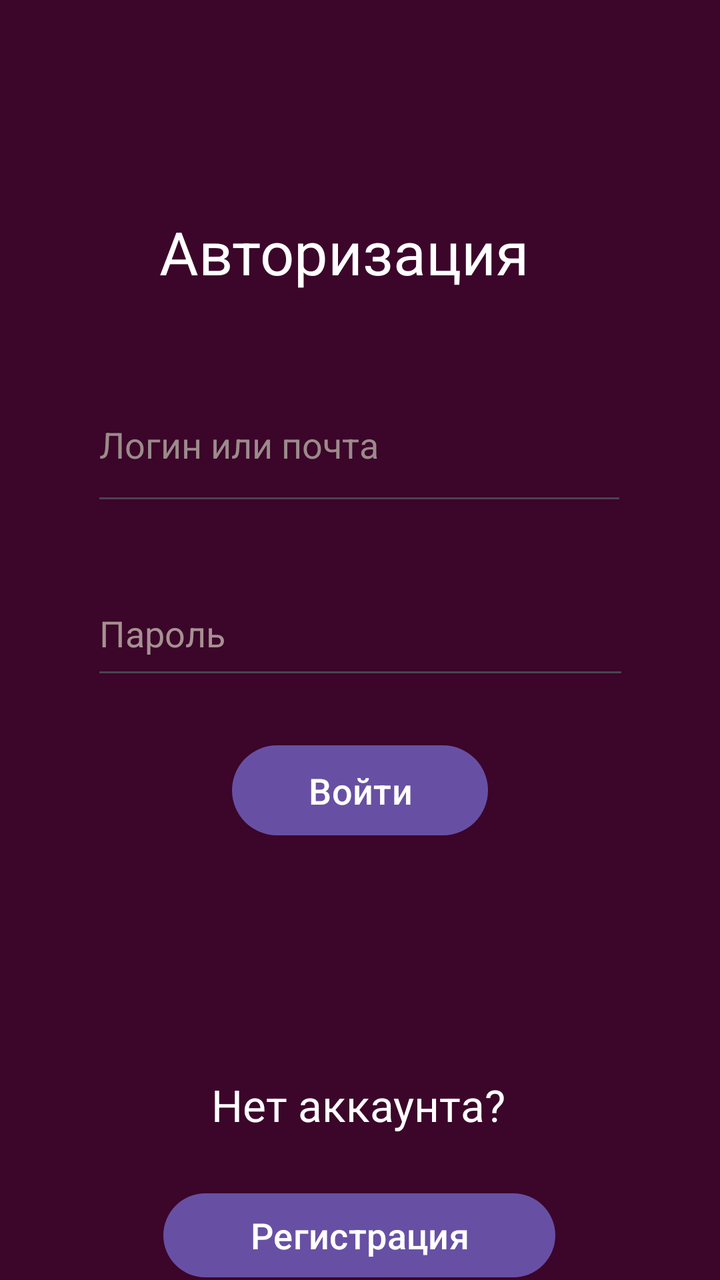
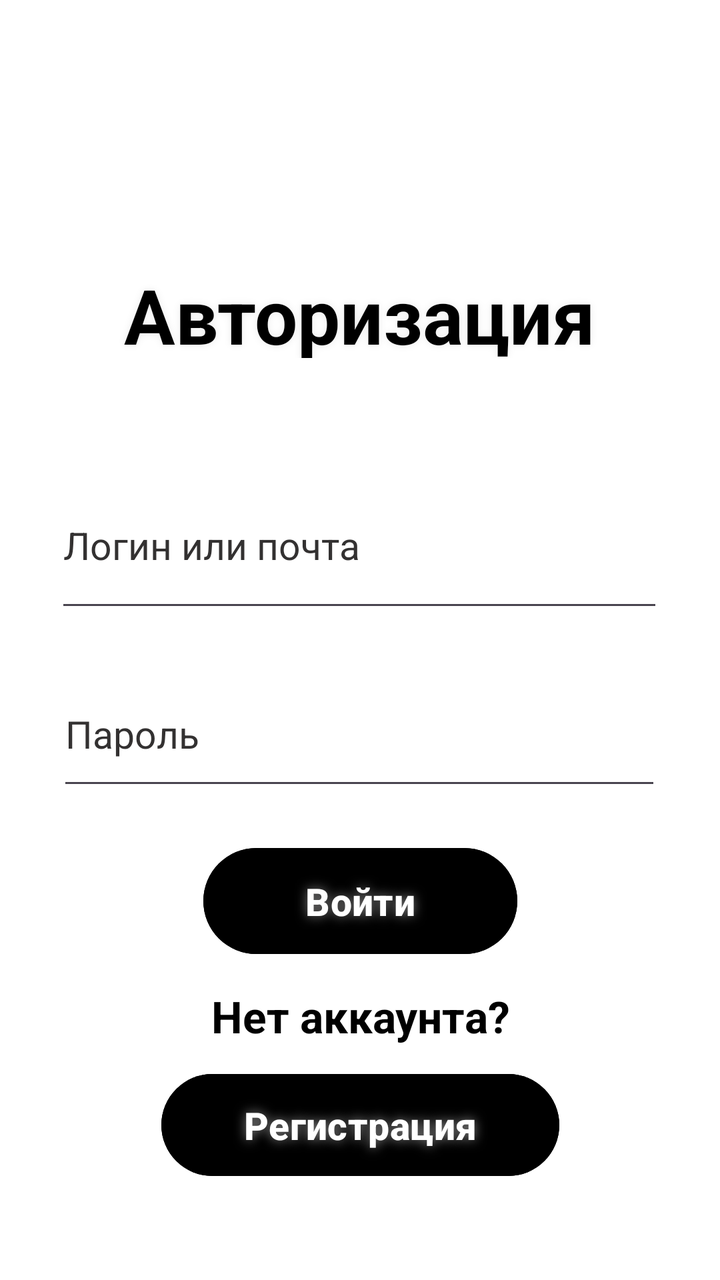

Screens rendered from an Android XML layout before and after an edit, with the pre-edit source and the edit as a unified diff.
<!-- AndroidManifest.xml: application theme Theme.PipesDetector -->
<!-- res/layout/activity_main.xml -->
<?xml version="1.0" encoding="utf-8"?>
<androidx.constraintlayout.widget.ConstraintLayout xmlns:android="http://schemas.android.com/apk/res/android"
    xmlns:app="http://schemas.android.com/apk/res-auto"
    xmlns:tools="http://schemas.android.com/tools"
    android:id="@+id/main"
    android:layout_width="match_parent"
    android:layout_height="match_parent"
    android:background="#3c052a"
    android:orientation="vertical"
    tools:context=".MainActivity">

    <TextView
        android:id="@+id/AutorizationText"
        android:layout_width="201dp"
        android:layout_height="46dp"
        android:text="Авторизация"
        android:textColor="@color/white"
        android:textSize="30sp"
        app:layout_constraintBottom_toBottomOf="parent"
        app:layout_constraintEnd_toEndOf="parent"
        app:layout_constraintStart_toStartOf="parent"
        app:layout_constraintTop_toTopOf="parent"
        app:layout_constraintVertical_bias="0.178" />

    <EditText
        android:id="@+id/UserNameLogInScreen"
        android:layout_width="268dp"
        android:layout_height="74dp"
        android:layout_marginTop="32dp"
        android:ems="10"
        android:hint="Логин или почта"
        android:inputType="text"
        android:textColor="@color/white"
        android:text=""
        android:textColorHint="#9B8B8B"
        app:layout_constraintEnd_toEndOf="parent"
        app:layout_constraintHorizontal_bias="0.496"
        app:layout_constraintStart_toStartOf="parent"
        app:layout_constraintTop_toBottomOf="@+id/AutorizationText" />

    <Button
        android:id="@+id/LogInButton"
        android:layout_width="128dp"
        android:layout_height="53dp"
        android:layout_marginTop="24dp"
        android:text="Войти"
        android:textColor="@color/white"
        android:textSize="18sp"
        app:layout_constraintEnd_toEndOf="parent"
        app:layout_constraintStart_toStartOf="parent"
        app:layout_constraintTop_toBottomOf="@+id/UserPasswordLogInScreen"
        app:rippleColor="#FAFAFA" />

    <Button
        android:id="@+id/ToRegInScreenButton"
        android:layout_width="196dp"
        android:layout_height="50dp"
        android:layout_marginTop="12dp"
        android:text="Регистрация"
        android:textColor="@color/white"
        android:textSize="18sp"
        app:layout_constraintEnd_toEndOf="parent"
        app:layout_constraintHorizontal_bias="0.497"
        app:layout_constraintStart_toStartOf="parent"
        app:layout_constraintTop_toBottomOf="@+id/NoAccountText"
        tools:ignore="MissingConstraints" />

    <EditText
        android:id="@+id/UserPasswordLogInScreen"
        android:layout_width="269dp"
        android:layout_height="59dp"
        android:layout_marginTop="28dp"
        android:ems="10"
        android:hint="Пароль"
        android:inputType="text"
        android:textColor="@color/white"
        android:text=""
        android:textColorHint="#A69191"
        app:layout_constraintEnd_toEndOf="parent"
        app:layout_constraintStart_toStartOf="parent"
        app:layout_constraintTop_toBottomOf="@+id/UserNameLogInScreen"
        tools:ignore="MissingConstraints" />

    <TextView
        android:id="@+id/NoAccountText"
        android:layout_width="149dp"
        android:layout_height="43dp"
        android:layout_marginTop="116dp"
        android:text="Нет аккаунта?"
        android:textColor="@color/white"
        android:textSize="22sp"
        app:layout_constraintEnd_toEndOf="parent"
        app:layout_constraintStart_toStartOf="parent"
        app:layout_constraintTop_toBottomOf="@+id/LogInButton" />

</androidx.constraintlayout.widget.ConstraintLayout>
<!-- resources referenced by this layout -->
<resources>
  <color name="white">#FFFFFFFF</color>
  <style name="Theme.PipesDetector" parent="Base.Theme.PipesDetector" />
  <style name="Base.Theme.PipesDetector" parent="Theme.Material3.DayNight.NoActionBar">
          
          
      </style>
</resources>

<!-- the commit's change to res/layout/activity_main.xml (unified diff, before → after) -->
@@ -5,34 +5,39 @@
     android:id="@+id/main"
     android:layout_width="match_parent"
     android:layout_height="match_parent"
-    android:background="#3c052a"
+    android:background="#FFFFFF"
     android:orientation="vertical"
     tools:context=".MainActivity">
 
     <TextView
         android:id="@+id/AutorizationText"
-        android:layout_width="201dp"
-        android:layout_height="46dp"
+        android:layout_width="246dp"
+        android:layout_height="47dp"
+        android:layout_marginTop="132dp"
+        android:gravity="center"
+        android:shadowColor="#EDEDED"
+        android:shadowRadius="10"
         android:text="Авторизация"
-        android:textColor="@color/white"
-        android:textSize="30sp"
-        app:layout_constraintBottom_toBottomOf="parent"
+        android:textColor="#000000"
+        android:textSize="38sp"
+        android:textStyle="bold"
         app:layout_constraintEnd_toEndOf="parent"
+        app:layout_constraintHorizontal_bias="0.497"
         app:layout_constraintStart_toStartOf="parent"
-        app:layout_constraintTop_toTopOf="parent"
-        app:layout_constraintVertical_bias="0.178" />
+        app:layout_constraintTop_toTopOf="parent" />
 
     <EditText
         android:id="@+id/UserNameLogInScreen"
-        android:layout_width="268dp"
-        android:layout_height="74dp"
-        android:layout_marginTop="32dp"
+        android:layout_width="304dp"
+        android:layout_height="80dp"
+        android:layout_marginTop="52dp"
         android:ems="10"
         android:hint="Логин или почта"
         android:inputType="text"
-        android:textColor="@color/white"
         android:text=""
-        android:textColorHint="#9B8B8B"
+        android:textColor="@color/black"
+        android:textColorHint="#333131"
+        android:textSize="19sp"
         app:layout_constraintEnd_toEndOf="parent"
         app:layout_constraintHorizontal_bias="0.496"
         app:layout_constraintStart_toStartOf="parent"
@@ -40,57 +45,70 @@
 
     <Button
         android:id="@+id/LogInButton"
-        android:layout_width="128dp"
-        android:layout_height="53dp"
-        android:layout_marginTop="24dp"
+        android:layout_width="157dp"
+        android:layout_height="61dp"
+        android:layout_marginTop="20dp"
+        android:backgroundTint="#000000"
         android:text="Войти"
         android:textColor="@color/white"
-        android:textSize="18sp"
+        android:shadowColor="#818080"
+        android:shadowRadius="14"
+        android:textSize="19sp"
+        android:textStyle="bold"
+        app:layout_constraintBottom_toTopOf="@+id/NoAccountText"
         app:layout_constraintEnd_toEndOf="parent"
         app:layout_constraintStart_toStartOf="parent"
         app:layout_constraintTop_toBottomOf="@+id/UserPasswordLogInScreen"
-        app:rippleColor="#FAFAFA" />
+        app:layout_constraintVertical_bias="0.0" />
 
     <Button
         android:id="@+id/ToRegInScreenButton"
-        android:layout_width="196dp"
-        android:layout_height="50dp"
-        android:layout_marginTop="12dp"
+        android:layout_width="199dp"
+        android:layout_height="59dp"
+        android:layout_marginBottom="48dp"
+        android:backgroundTint="#000000"
         android:text="Регистрация"
         android:textColor="@color/white"
-        android:textSize="18sp"
+        android:shadowColor="#8C8C8C"
+        android:shadowRadius="14"
+        android:textSize="19sp"
+        android:textStyle="bold"
+        app:layout_constraintBottom_toBottomOf="parent"
         app:layout_constraintEnd_toEndOf="parent"
-        app:layout_constraintHorizontal_bias="0.497"
         app:layout_constraintStart_toStartOf="parent"
-        app:layout_constraintTop_toBottomOf="@+id/NoAccountText"
         tools:ignore="MissingConstraints" />
 
     <EditText
         android:id="@+id/UserPasswordLogInScreen"
-        android:layout_width="269dp"
-        android:layout_height="59dp"
-        android:layout_marginTop="28dp"
+        android:layout_width="302dp"
+        android:layout_height="69dp"
+        android:layout_marginTop="20dp"
         android:ems="10"
         android:hint="Пароль"
         android:inputType="text"
-        android:textColor="@color/white"
         android:text=""
-        android:textColorHint="#A69191"
+        android:textSize="19sp"
+        android:textColor="@color/black"
+        android:textColorHint="#333131"
         app:layout_constraintEnd_toEndOf="parent"
+        app:layout_constraintHorizontal_bias="0.495"
         app:layout_constraintStart_toStartOf="parent"
         app:layout_constraintTop_toBottomOf="@+id/UserNameLogInScreen"
         tools:ignore="MissingConstraints" />
-
     <TextView
         android:id="@+id/NoAccountText"
-        android:layout_width="149dp"
-        android:layout_height="43dp"
-        android:layout_marginTop="116dp"
+        android:layout_width="163dp"
+        android:layout_height="42dp"
+        android:layout_marginBottom="4dp"
+        android:gravity="center"
+        android:shadowColor="#FFFFFF"
+        android:shadowRadius="20"
         android:text="Нет аккаунта?"
-        android:textColor="@color/white"
+        android:textColor="@color/black"
         android:textSize="22sp"
+        android:textStyle="bold"
+        app:layout_constraintBottom_toTopOf="@+id/ToRegInScreenButton"
         app:layout_constraintEnd_toEndOf="parent"
-        app:layout_constraintStart_toStartOf="parent"
-        app:layout_constraintTop_toBottomOf="@+id/LogInButton" />
+        app:layout_constraintStart_toStartOf="parent" />
 
 </androidx.constraintlayout.widget.ConstraintLayout>
<!-- resource entries referenced after the edit -->
@@ -1,5 +1,6 @@
 <!-- resources referenced by this layout -->
 <resources>
+  <color name="black">#FF000000</color>
   <color name="white">#FFFFFFFF</color>
   <style name="Theme.PipesDetector" parent="Base.Theme.PipesDetector" />
   <style name="Base.Theme.PipesDetector" parent="Theme.Material3.DayNight.NoActionBar">
